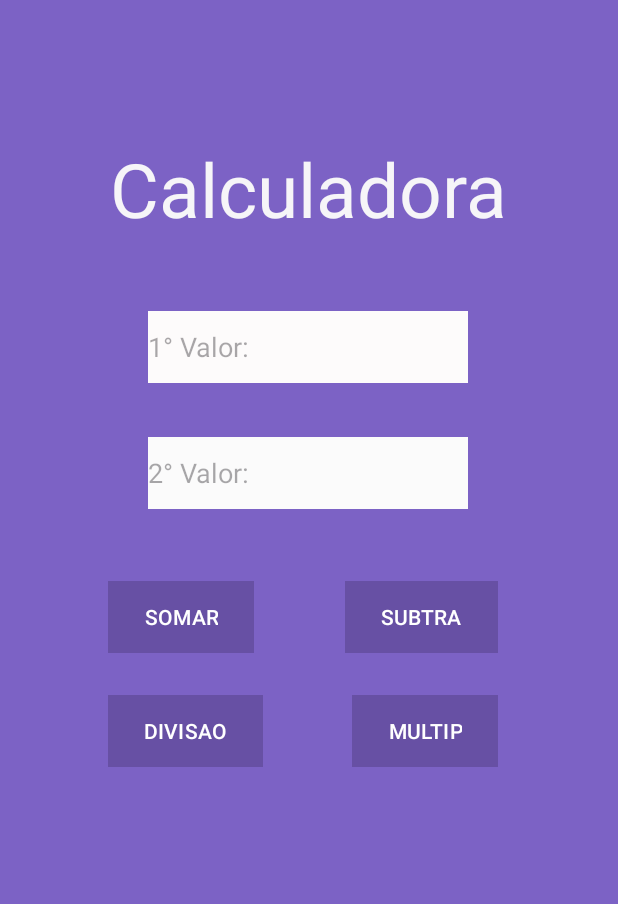
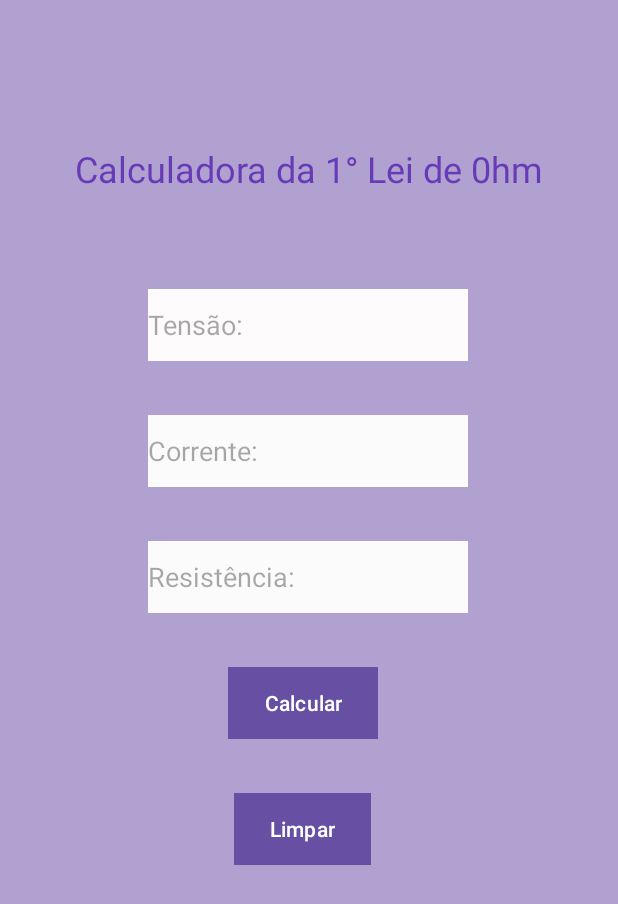
Before and after one commit to emersonnsc/AppCalculadora, an Android app: the screen it shows after launch (MainActivity), on a phone screen of 412 x 824 dp. Shown: the top 904 px of the screen. Run offline under Robolectric (Android 15) with nearby library versions, the phone set to English and light mode, and no system bars.

Commit message:
Primeiro commit - enviando projeto completo

```diff
--- a/app/src/main/res/layout/activity_main.xml
+++ b/app/src/main/res/layout/activity_main.xml
@@ -5,18 +5,45 @@
     android:id="@+id/main"
     android:layout_width="match_parent"
     android:layout_height="match_parent"
-    android:background="#7C62C5"
+    android:background="#B0A1D0"
     tools:context=".MainActivity">
+
+    <Button
+        android:id="@+id/btn_limpar"
+        android:layout_width="wrap_content"
+        android:layout_height="wrap_content"
+        android:layout_marginStart="156dp"
+        android:layout_marginTop="36dp"
+        android:background="@color/white"
+        android:backgroundTint="#FBFAFA"
+        android:text="Limpar"
+        app:layout_constraintStart_toStartOf="parent"
+        app:layout_constraintTop_toBottomOf="@+id/btn_calcular" />
+
+    <EditText
+        android:id="@+id/edt_num3"
+        android:layout_width="wrap_content"
+        android:layout_height="wrap_content"
+        android:layout_marginTop="36dp"
+        android:background="#FBFBFB"
+        android:ems="10"
+        android:hint="Resistência:"
+        android:inputType="numberDecimal"
+        android:minHeight="48dp"
+        app:layout_constraintEnd_toEndOf="parent"
+        app:layout_constraintHorizontal_bias="0.497"
+        app:layout_constraintStart_toStartOf="parent"
+        app:layout_constraintTop_toBottomOf="@+id/edt_num2" />
 
     <EditText
         android:id="@+id/edt_num1"
         android:layout_width="wrap_content"
         android:layout_height="wrap_content"
-        android:layout_marginTop="48dp"
+        android:layout_marginTop="64dp"
         android:background="#F9F8FA"
         android:backgroundTint="#FDFBFB"
         android:ems="10"
-        android:hint="1° Valor:"
+        android:hint="Tensão:"
         android:inputType="numberDecimal"
         android:minHeight="48dp"
         app:layout_constraintEnd_toEndOf="parent"
@@ -31,7 +58,7 @@
         android:layout_marginTop="36dp"
         android:background="#FBFBFB"
         android:ems="10"
-        android:hint="2° Valor:"
+        android:hint="Corrente:"
         android:inputType="numberDecimal"
         android:minHeight="48dp"
         app:layout_constraintEnd_toEndOf="parent"
@@ -40,60 +67,26 @@
         app:layout_constraintTop_toBottomOf="@+id/edt_num1" />
 
     <Button
-        android:id="@+id/btn_somar"
+        android:id="@+id/btn_calcular"
         android:layout_width="wrap_content"
         android:layout_height="wrap_content"
-        android:layout_marginStart="72dp"
-        android:layout_marginTop="48dp"
+        android:layout_marginStart="152dp"
+        android:layout_marginTop="36dp"
         android:background="@color/white"
         android:backgroundTint="#FBFAFA"
-        android:text="SOMAR"
+        android:text="Calcular"
         app:layout_constraintStart_toStartOf="parent"
-        app:layout_constraintTop_toBottomOf="@+id/edt_num2" />
-
-    <Button
-        android:id="@+id/btn_sub"
-        android:layout_width="wrap_content"
-        android:layout_height="wrap_content"
-        android:layout_marginTop="48dp"
-        android:layout_marginEnd="80dp"
-        android:background="#673AB7"
-        android:text="SUBTRA"
-        app:layout_constraintEnd_toEndOf="parent"
-        app:layout_constraintTop_toBottomOf="@+id/edt_num2" />
-
-    <Button
-        android:id="@+id/btn_div"
-        android:layout_width="wrap_content"
-        android:layout_height="wrap_content"
-        android:layout_marginStart="72dp"
-        android:layout_marginTop="28dp"
-        android:background="#673AB7"
-        android:text="DIVISAO"
-        app:layout_constraintStart_toStartOf="parent"
-        app:layout_constraintTop_toBottomOf="@+id/btn_somar" />
-
-    <Button
-        android:id="@+id/btn_mult"
-        android:layout_width="wrap_content"
-        android:layout_height="wrap_content"
-        android:layout_marginTop="28dp"
-        android:layout_marginEnd="80dp"
-        android:background="#673AB7"
-        android:text="MULTIP"
-        app:layout_constraintEnd_toEndOf="parent"
-        app:layout_constraintTop_toBottomOf="@+id/btn_sub" />
+        app:layout_constraintTop_toBottomOf="@+id/edt_num3" />
 
     <TextView
         android:id="@+id/calc"
         android:layout_width="wrap_content"
         android:layout_height="wrap_content"
-        android:layout_marginTop="92dp"
-        android:text="Calculadora"
-        android:textColor="#F6F5F8"
-        android:textSize="50dp"
+        android:layout_marginTop="96dp"
+        android:text="Calculadora da 1° Lei de 0hm"
+        android:textColor="#673AB7"
+        android:textSize="24sp"
         app:layout_constraintEnd_toEndOf="parent"
-        app:layout_constraintHorizontal_bias="0.496"
         app:layout_constraintStart_toStartOf="parent"
         app:layout_constraintTop_toTopOf="parent" />
 </androidx.constraintlayout.widget.ConstraintLayout>
```
Also changed, not shown: app/src/main/java/br/unimes/appsoma/MainActivity.kt (+24 -66 lines).
